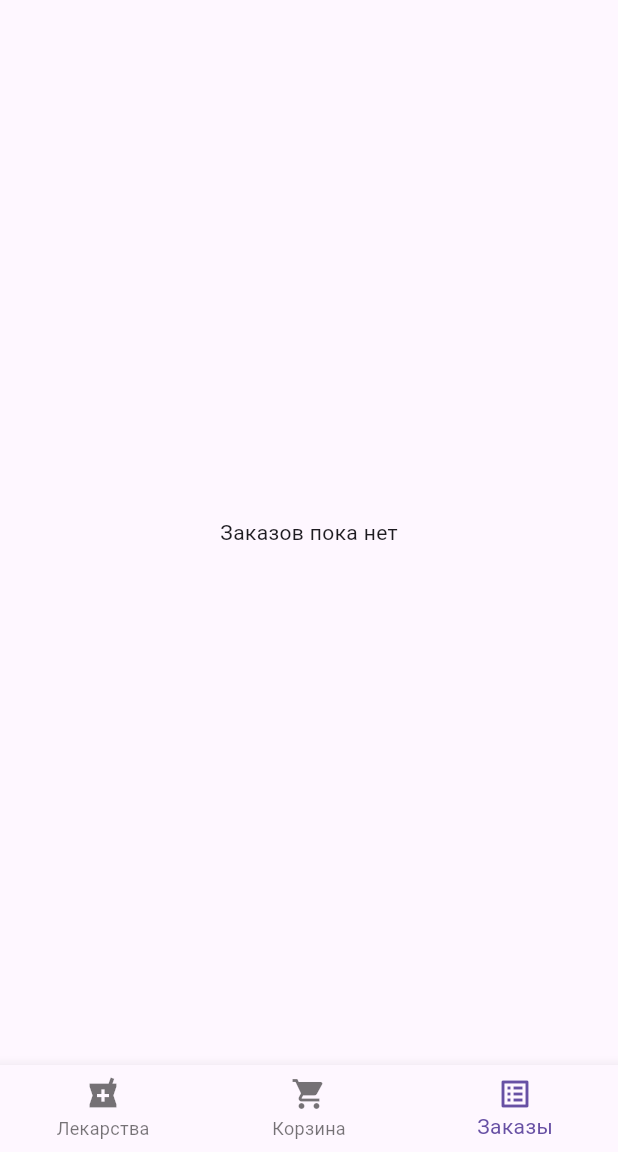
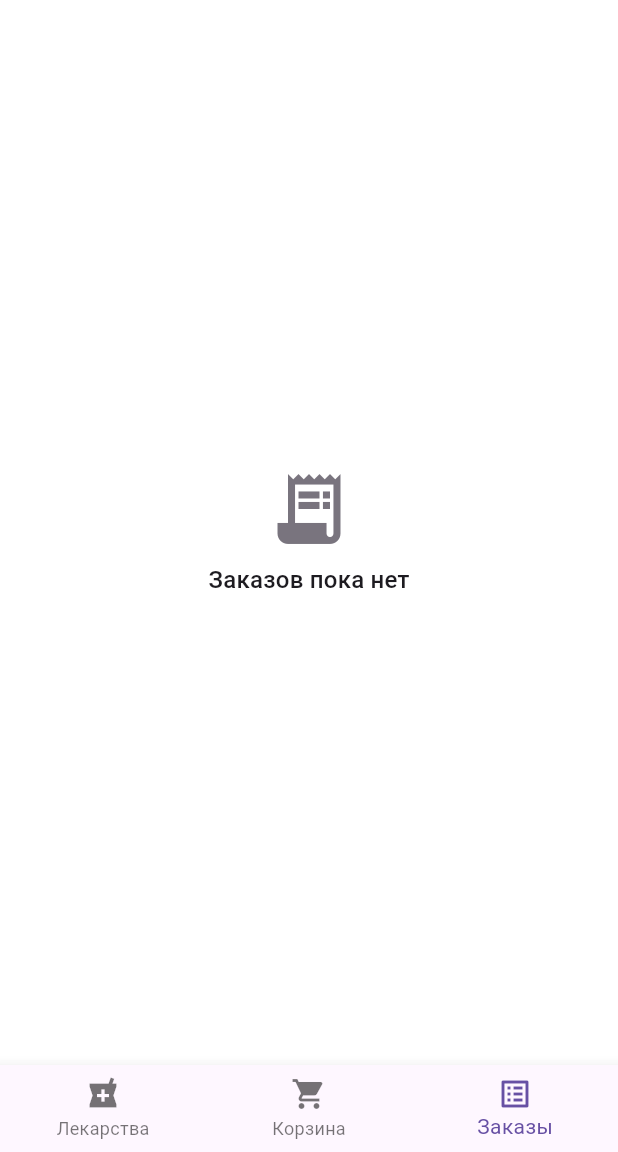
Before and after one commit to depresso-m/first_flutter, a Flutter app: the screen it shows after launch, item 3 of the bottom bar chosen, on a phone screen of 412 x 824 dp, the part 84-1236 px from its top. Run offline on Flutter 3.47's test engine with Material 3 defaults, Android fonts, the phone set to English and light mode, and no system bars.

Commit message:
рефактор кода

```diff
--- /dev/null
+++ b/lib/app/main_screen.dart
@@ -0,0 +1,70 @@
+import 'package:flutter/material.dart';
+
+
+import '../features/shop/models/cart_item.dart';
+import '../features/shop/models/medicine.dart';
+import '../features/shop/models/order.dart';
+import '../features/shop/screens/cart_screen.dart';
+import '../features/shop/screens/medicines_screen.dart';
+import '../features/shop/screens/orders_screen.dart';
+
+class MainScreen extends StatefulWidget {
+  const MainScreen({super.key});
+
+  @override
+  State<MainScreen> createState() => _MainScreenState();
+}
+
+class _MainScreenState extends State<MainScreen> {
+  int _selectedIndex = 0;
+  List<CartItem> cart = [];
+  List<Order> orders = [];
+
+  final List<Medicine> medicines = [
+    Medicine(name: 'Парацетамол', price: 120),
+    Medicine(name: 'Ибупрофен', price: 150),
+    Medicine(name: 'Аспирин', price: 90),
+  ];
+
+  void addToCart(Medicine med) {
+    setState(() {
+      final existing = cart.where((item) => item.medicine == med).toList();
+      if (existing.isNotEmpty) {
+        existing.first.quantity++;
+      } else {
+        cart.add(CartItem(medicine: med));
+      }
+    });
+  }
+
+  void makeOrder(String address) {
+    final total = cart.fold(0.0, (sum, item) => sum + item.medicine.price * item.quantity);
+    setState(() {
+      orders.add(Order(items: List.from(cart), total: total, address: address, date: DateTime.now()));
+      cart.clear();
+    });
+  }
+
+  @override
+  Widget build(BuildContext context) {
+    final screens = [
+      MedicinesScreen(medicines: medicines, onAdd: addToCart),
+      CartScreen(cart: cart, onOrder: makeOrder),
+      OrdersScreen(orders: orders),
+    ];
+
+    return Scaffold(
+      appBar: AppBar(title: Text('Аптека')),
+      body: screens[_selectedIndex],
+      bottomNavigationBar: BottomNavigationBar(
+        currentIndex: _selectedIndex,
+        onTap: (i) => setState(() => _selectedIndex = i),
+        items: const [
+          BottomNavigationBarItem(icon: Icon(Icons.local_pharmacy), label: 'Лекарства'),
+          BottomNavigationBarItem(icon: Icon(Icons.shopping_cart), label: 'Корзина'),
+          BottomNavigationBarItem(icon: Icon(Icons.list_alt), label: 'Заказы'),
+        ],
+      ),
+    );
+  }
+}
--- a/lib/models/cartItem.dart
+++ b/lib/features/shop/models/cart_item.dart
@@ -3,5 +3,6 @@ import 'medicine.dart';
 class CartItem {
   final Medicine medicine;
   int quantity;
+
   CartItem({required this.medicine, this.quantity = 1});
 }
--- a/lib/models/medicine.dart
+++ b/lib/features/shop/models/medicine.dart
@@ -1,5 +1,6 @@
 class Medicine {
   final String name;
   final double price;
+
   Medicine({required this.name, required this.price});
 }
--- /dev/null
+++ b/lib/features/shop/models/order.dart
@@ -0,0 +1,15 @@
+import 'cart_item.dart';
+
+class Order {
+  final List<CartItem> items;
+  final double total;
+  final String address;
+  final DateTime date;
+
+  Order({
+    required this.items,
+    required this.total,
+    required this.address,
+    required this.date,
+  });
+}
--- a/lib/screens/ordersScreen.dart
+++ b/lib/features/shop/screens/orders_screen.dart
@@ -1,9 +1,13 @@
 import 'package:flutter/material.dart';
 
+import '../../../shared/widgets/empty_placeholder.dart';
 import '../models/order.dart';
+import '../state/order_state.dart';
+import '../widget/status_chip.dart';
 
 class OrdersScreen extends StatefulWidget {
   final List<Order> orders;
+
   const OrdersScreen({super.key, required this.orders});
 
   @override
@@ -34,7 +38,12 @@ class _OrdersScreenState extends State<OrdersScreen> {
   @override
   Widget build(BuildContext context) {
     final orders = widget.orders;
-    if (orders.isEmpty) return Center(child: Text('Заказов пока нет'));
+    if (orders.isEmpty) {
+      return EmptyPlaceholder(
+        icon: Icons.receipt_long,
+        message: 'Заказов пока нет',
+      );
+    }
 
     return ListView.separated(
       padding: const EdgeInsets.all(12),
@@ -43,34 +52,45 @@ class _OrdersScreenState extends State<OrdersScreen> {
       itemBuilder: (_, i) {
         final order = orders[i];
         final dateStr = order.date.toLocal().toString().split(' ')[0];
-        final status = order.getStatusAt(_now);
-        final progress = order.getProgressAt(_now);
+        final status = getOrderStatusAt(order, _now);
 
         return Card(
           elevation: 1,
           child: ExpansionTile(
-            tilePadding: const EdgeInsets.symmetric(horizontal: 12, vertical: 8),
+            tilePadding: const EdgeInsets.symmetric(
+              horizontal: 12,
+              vertical: 8,
+            ),
             title: Row(
               children: [
                 Expanded(
-                  child: Text('Заказ от $dateStr', style: Theme.of(context).textTheme.titleMedium),
+                  child: Text(
+                    'Заказ от $dateStr',
+                    style: Theme.of(context).textTheme.titleMedium,
+                  ),
                 ),
-                _StatusChip(status: status),
+                StatusChip(status: status),
               ],
             ),
             subtitle: Column(
               crossAxisAlignment: CrossAxisAlignment.start,
-              children: [
-                Text('Адрес: ${order.address}')
-              ],
+              children: [Text('Адрес: ${order.address}')],
             ),
             trailing: Column(
               mainAxisAlignment: MainAxisAlignment.center,
               crossAxisAlignment: CrossAxisAlignment.end,
               children: [
-                Text('${order.total.toStringAsFixed(2)} ₽', style: Theme.of(context).textTheme.titleSmall?.copyWith(fontWeight: FontWeight.w600)),
+                Text(
+                  '${order.total.toStringAsFixed(2)} ₽',
+                  style: Theme.of(
+                    context,
+                  ).textTheme.titleSmall?.copyWith(fontWeight: FontWeight.w600),
+                ),
                 SizedBox(height: 2),
-                Text('${order.items.length} поз.', style: Theme.of(context).textTheme.bodySmall),
+                Text(
+                  '${order.items.length} поз.',
+                  style: Theme.of(context).textTheme.bodySmall,
+                ),
               ],
             ),
             children: [
@@ -85,7 +105,9 @@ class _OrdersScreenState extends State<OrdersScreen> {
                   return ListTile(
                     dense: true,
                     title: Text(item.medicine.name),
-                    subtitle: Text('${item.medicine.price.toStringAsFixed(2)} ₽ x ${item.quantity}'),
+                    subtitle: Text(
+                      '${item.medicine.price.toStringAsFixed(2)} ₽ x ${item.quantity}',
+                    ),
                     trailing: Text('${lineTotal.toStringAsFixed(2)} ₽'),
                   );
                 },
@@ -98,27 +120,3 @@ class _OrdersScreenState extends State<OrdersScreen> {
     );
   }
 }
-
-class _StatusChip extends StatelessWidget {
-  final OrderStatus status;
-  const _StatusChip({required this.status});
-
-  @override
-  Widget build(BuildContext context) {
-    final (label, color) = switch (status) {
-      OrderStatus.received => ('Заказ получен', Colors.blue),
-      OrderStatus.formed => ('Заказ сформирован', Colors.orange),
-      OrderStatus.assembled => ('Заказ собран', Colors.green),
-      OrderStatus.handed => ('Передан в доставку', Colors.purple),
-    };
-    return Container(
-      padding: const EdgeInsets.symmetric(horizontal: 8, vertical: 4),
-      decoration: BoxDecoration(
-        color: color.withOpacity(0.12),
-        borderRadius: BorderRadius.circular(12),
-        border: Border.all(color: color.withOpacity(0.4)),
-      ),
-      child: Text(label, style: TextStyle(color: color, fontWeight: FontWeight.w600)),
-    );
-  }
-}
--- a/lib/main.dart
+++ b/lib/main.dart
@@ -1,11 +1,6 @@
-import 'package:first_flutter/screens/cartScreen.dart';
-import 'package:first_flutter/screens/medicinesScreen.dart';
-import 'package:first_flutter/screens/ordersScreen.dart';
 import 'package:flutter/material.dart';
 
-import 'models/cartItem.dart';
-import 'models/medicine.dart';
-import 'models/order.dart';
+import 'app/main_screen.dart';
 
 void main() {
   runApp(const MyApp());
@@ -19,80 +14,10 @@
     return MaterialApp(
       title: 'Аптека',
       theme: ThemeData(
-          primarySwatch: Colors.teal,
-          useMaterial3: true),
+        useMaterial3: true,
+        scaffoldBackgroundColor: Colors.white,
+      ),
       home: MainScreen(),
     );
   }
 }
-
-
-class MainScreen extends StatefulWidget {
-  const MainScreen({super.key});
-
-  @override
-  State<MainScreen> createState() => _MainScreenState();
-}
-
-class _MainScreenState extends State<MainScreen> {
-  int _selectedIndex = 0;
-  List<CartItem> cart = [];
-  List<Order> orders = [];
-
-  final List<Medicine> medicines = [
-    Medicine(name: 'Парацетамол', price: 120),
-    Medicine(name: 'Ибупрофен', price: 150),
-    Medicine(name: 'Аспирин', price: 90),
-  ];
-
-  void addToCart(Medicine med) {
-    setState(() {
-      final existing = cart.where((item) => item.medicine == med).toList();
-      if (existing.isNotEmpty) {
-        existing.first.quantity++;
-      } else {
-        cart.add(CartItem(medicine: med));
-      }
-    });
-  }
-
-  void makeOrder(String address) {
-    final total = cart.fold(
-        0.0, (sum, item) => sum + item.medicine.price * item.quantity);
-    setState(() {
-      orders.add(Order(items: List.from(cart),
-          total: total,
-          address: address,
-          date: DateTime.now()));
-      cart.clear();
-    });
-  }
-
-  @override
-  Widget build(BuildContext context) {
-    final screens = [
-      MedicinesScreen(medicines: medicines, onAdd: addToCart),
-      CartScreen(cart: cart, onOrder: makeOrder),
-      OrdersScreen(orders: orders),
-    ];
-
-    return MaterialApp(
-      home: Scaffold(
-        appBar: AppBar(title: Text('Аптека')),
-        body: screens[_selectedIndex],
-        bottomNavigationBar: BottomNavigationBar(
-          currentIndex: _selectedIndex,
-          onTap: (i) => setState(() => _selectedIndex = i),
-          items: const [
-            BottomNavigationBarItem(
-                icon: Icon(Icons.local_pharmacy), label: 'Лекарства'),
-            BottomNavigationBarItem(
-                icon: Icon(Icons.shopping_cart), label: 'Корзина'),
-            BottomNavigationBarItem(
-                icon: Icon(Icons.list_alt), label: 'Заказы'),
-          ],
-        ),
-      ),
-    );
-  }
-}
--- a/lib/models/order.dart
+++ /dev/null
@@ -1,32 +0,0 @@
-import 'cartItem.dart';
-
-enum OrderStatus { received, formed, assembled, handed }
-
-class Order {
-  final List<CartItem> items;
-  final double total;
-  final String address;
-  final DateTime date;
-
-  static const Duration receivedDuration = Duration(seconds: 15);
-  static const Duration formedDuration = Duration(seconds: 30);
-  static const Duration assembledDuration = Duration(seconds: 30);
-
-  Order({required this.items, required this.total, required this.address, required this.date});
-
-  OrderStatus getStatusAt(DateTime now) {
-    final elapsed = now.difference(date);
-    if (elapsed < receivedDuration) return OrderStatus.received;
-    if (elapsed < receivedDuration + formedDuration) return OrderStatus.formed;
-    if (elapsed < receivedDuration + formedDuration + assembledDuration) return OrderStatus.assembled;
-    return OrderStatus.handed;
-  }
-
-  double getProgressAt(DateTime now) {
-    final elapsed = now.difference(date);
-    final totalDuration = receivedDuration + formedDuration + assembledDuration;
-    if (elapsed.isNegative) return 0.0;
-    if (elapsed >= totalDuration) return 1.0;
-    return (elapsed.inMilliseconds / totalDuration.inMilliseconds).clamp(0.0, 1.0);
-  }
-}
--- /dev/null
+++ b/lib/shared/widgets/empty_placeholder.dart
@@ -0,0 +1,27 @@
+import 'package:flutter/material.dart';
+
+class EmptyPlaceholder extends StatelessWidget {
+  final IconData icon;
+  final String message;
+
+  const EmptyPlaceholder({
+    super.key,
+    required this.icon,
+    required this.message,
+  });
+
+  @override
+  Widget build(BuildContext context) {
+    final color = Theme.of(context).colorScheme.outline;
+    return Center(
+      child: Column(
+        mainAxisSize: MainAxisSize.min,
+        children: [
+          Icon(icon, size: 56, color: color),
+          SizedBox(height: 8),
+          Text(message, style: Theme.of(context).textTheme.titleMedium),
+        ],
+      ),
+    );
+  }
+}
```
Also changed, not shown: lib/features/shop/screens/cart_screen.dart (renamed from lib/screens/cartScreen.dart, +54 -43 lines), lib/features/shop/screens/medicines_screen.dart (renamed from lib/screens/medicinesScreen.dart, +23 -6 lines), lib/features/shop/state/order_state.dart (added, +29 -0 lines), lib/features/shop/widget/medicine_tile.dart (added, +30 -0 lines), lib/features/shop/widget/quantity_controls.dart (added, +40 -0 lines), lib/features/shop/widget/status_chip.dart (added, +31 -0 lines).
